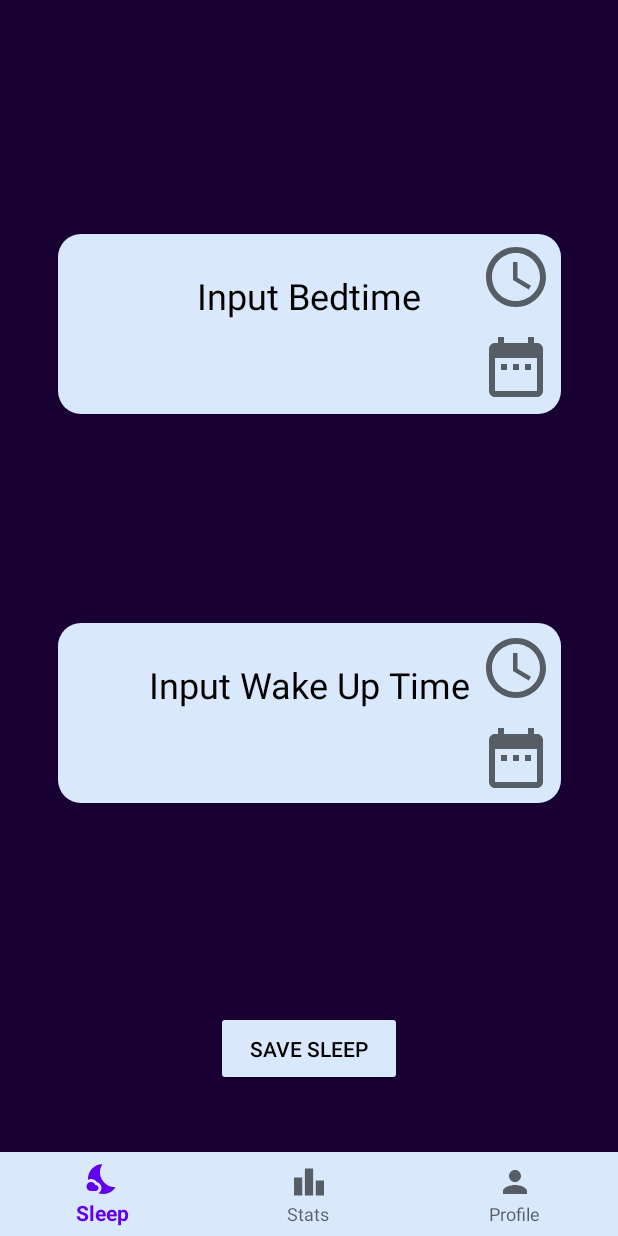
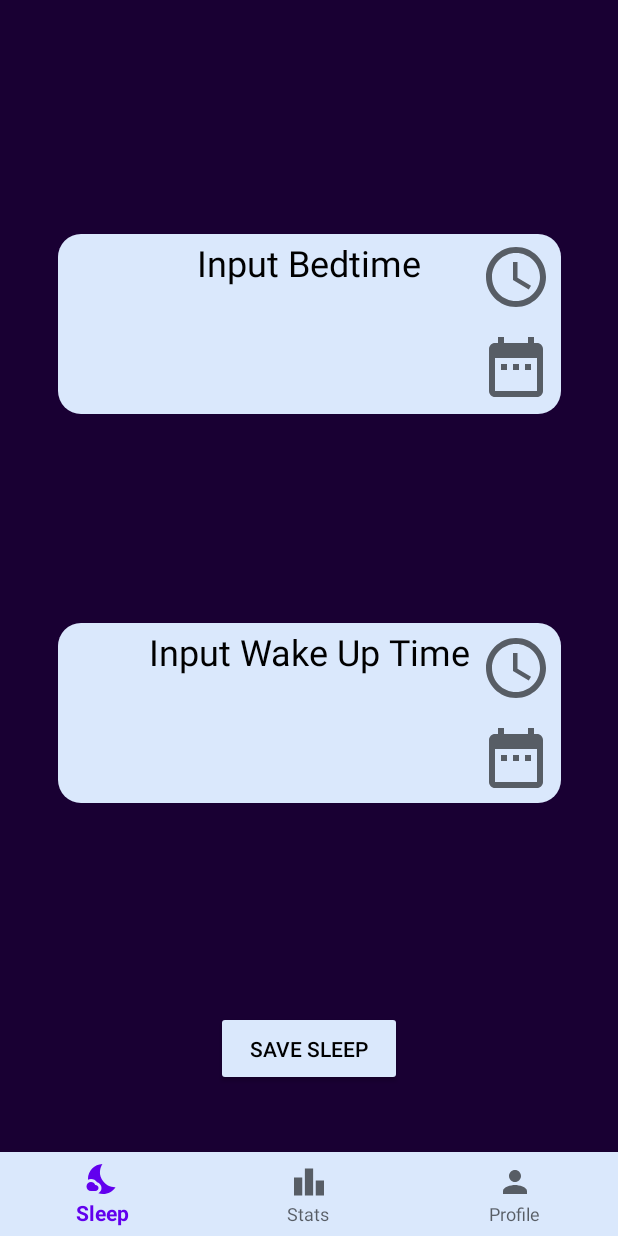
Before and after one commit to Igbooo/SleepTracker, an Android app: the SleepFragment screen opened directly, with no data from a screen before it, on a phone screen of 412 x 824 dp. Run offline under Robolectric (Android 15) with nearby library versions, the phone set to English and light mode, and no system bars; our stand-ins replace Room's generated code, navigation-ui.

Commit message:
Add saving to the input screen
The input screen now saves to the database properly and in format

Co-Authored-By: PiratekingSam <81333134+PiratekingSam@users.noreply.github.com>

```diff
--- a/app/src/main/java/com/example/sleeptracker/ui/sleep/SleepFragment.java
+++ b/app/src/main/java/com/example/sleeptracker/ui/sleep/SleepFragment.java
@@ -18,6 +18,7 @@ import androidx.lifecycle.ViewModelProviders;
 import androidx.navigation.Navigation;
 
 import com.example.sleeptracker.R;
+import com.example.sleeptracker.SleepRecord;
 
 import android.text.format.DateFormat;
 import android.widget.Toast;
@@ -26,13 +27,17 @@ import android.widget.Toast;
 import java.util.Calendar;
 import java.util.concurrent.TimeUnit;
 
+import static com.example.sleeptracker.MainActivity.sleepDatabase;
+
 public class SleepFragment extends Fragment {
     Button buttonBedtime, buttonWakeUp, buttonSave,buttonSleepDate, buttonWakeDate;
-    TextView tvBedtime, tvWakeUp, tvBedDate, tvWakeDate;
+    TextView tvBedtimeTime, tvWakeUpTime, tvBedDate, tvWakeDate;
     int bedHour, bedMinute, wakeHour, wakeMinute;
     int dYear,  dMonth,  day;
 
     private SleepViewModel homeViewModel;
+
+    private SleepRecord sleep;
 
     public void CalculateTime(int bedHour, int bedMinute, int wakeHour, int wakeMinute)
     {
@@ -50,8 +55,11 @@ public class SleepFragment extends Fragment {
                 ViewModelProviders.of(this).get(SleepViewModel.class);
         View root = inflater.inflate(R.layout.fragment_sleep, container, false);
 
-        tvBedtime = root.findViewById(R.id.bedtimeTimeText);
-        tvWakeUp = root.findViewById(R.id.wakeUpTimeText);
+        sleep = new SleepRecord();
+        tvBedtimeTime = root.findViewById(R.id.bedtimeTimeText);
+        tvWakeUpTime = root.findViewById(R.id.wakeUpTimeText);
+        tvBedDate = root.findViewById(R.id.bedtimeDateText);
+        tvWakeDate = root.findViewById(R.id.wakeUpDateText);
         buttonBedtime = root.findViewById(R.id.downArrowBedtime);
         buttonWakeUp = root.findViewById(R.id.downArrowWakeUpTime);
         buttonSave = root.findViewById(R.id.saveInputButton);
@@ -70,12 +78,12 @@ public class SleepFragment extends Fragment {
                                 bedMinute = minute;
                                 Calendar calendar = Calendar.getInstance();
                                 calendar.set(0,0,0,bedHour,bedMinute);
-                                tvBedtime.setText(DateFormat.format("hh:mm aa", calendar));
+                                tvBedtimeTime.setText(DateFormat.format("hh:mm aa", calendar));
+                                sleep.setStartTime(DateFormat.format("hh:mm", calendar).toString());
                             }
                         },12,0,false
                 );
                 timePickerDialog.updateTime(bedHour,bedMinute);
-
                 timePickerDialog.show();
             }
         });
@@ -91,7 +99,8 @@ public class SleepFragment extends Fragment {
                                 wakeMinute = minute;
                                 Calendar calendar = Calendar.getInstance();
                                 calendar.set(0,0,0,wakeHour,wakeMinute);
-                                tvWakeUp.setText(DateFormat.format("hh:mm aa", calendar));
+                                tvWakeUpTime.setText(DateFormat.format("hh:mm aa", calendar));
+                                sleep.setEndTime(DateFormat.format("hh:mm", calendar).toString());
                             }
                         },12,0,false
                 );
@@ -100,18 +109,6 @@ public class SleepFragment extends Fragment {
                 timePickerDialog.show();
             }
         });
-        buttonSave.setOnClickListener(new View.OnClickListener() {
-            @Override
-            public void onClick(View view) {
-                Navigation.findNavController(view).navigate(R.id.action_navigation_sleep_to_navigation_profile);
-                Toast toast = Toast.makeText(getContext(),
-                        "Saved!",
-                        Toast.LENGTH_LONG);
-                toast.setGravity(Gravity.BOTTOM, 0, 250);
-                toast.show();
-            }
-        });
-
         buttonSleepDate.setOnClickListener(new View.OnClickListener() {
             @Override
             public void onClick(View v) {
@@ -125,7 +122,8 @@ public class SleepFragment extends Fragment {
                                 dMonth = month;
                                 Calendar calendar = Calendar.getInstance();
                                 calendar.set(dYear, dMonth, day);
-                                tvBedtime.setText(DateFormat.format("dd:mm:yyyy", calendar));
+                                tvBedDate.setText(DateFormat.format("dd-MM-yyyy", calendar));
+                                sleep.setStartDate(DateFormat.format("dd-MM-yyyy", calendar).toString());
                             }
                         }, 2010, 1, 1
                 );
@@ -147,7 +145,8 @@ public class SleepFragment extends Fragment {
                                 dMonth = month;
                                 Calendar calendar = Calendar.getInstance();
                                 calendar.set(dYear, dMonth, day);
-                                tvWakeUp.setText(DateFormat.format("dd-mm-yyyy", calendar));
+                                tvWakeDate.setText(DateFormat.format("dd-MM-yyyy", calendar));
+                                sleep.setEndDate(DateFormat.format("dd-MM-yyyy", calendar).toString());
                             }
                         }, 2010, 1, 1
                 );
@@ -156,6 +155,20 @@ public class SleepFragment extends Fragment {
             }
         });
 
+        buttonSave.setOnClickListener(new View.OnClickListener() {
+            @Override
+            public void onClick(View view) {
+                Navigation.findNavController(view).navigate(R.id.action_navigation_sleep_to_navigation_profile);
+                sleepDatabase.sleepDAO().addRecord(sleep);
+                sleep = new SleepRecord(); //reset the sleep record
+                Toast toast = Toast.makeText(getContext(),
+                        "Saved!",
+                        Toast.LENGTH_LONG);
+                toast.setGravity(Gravity.BOTTOM, 0, 250);
+                toast.show();
+            }
+        });
+
         return root;
 
     }
--- a/app/src/main/res/layout/fragment_sleep.xml
+++ b/app/src/main/res/layout/fragment_sleep.xml
@@ -12,7 +12,7 @@
         android:layout_height="120dp"
         android:background="@drawable/rounded_corner"
         android:backgroundTint="@color/sleepBlue"
-        android:gravity="center"
+        android:gravity="center_horizontal"
         android:paddingBottom="40dp"
         android:text="@string/sleep_input_wakeup_text"
         android:textColor="@android:color/black"
@@ -29,8 +29,7 @@
         android:layout_marginTop="100dp"
         android:background="@drawable/rounded_corner"
         android:backgroundTint="@color/sleepBlue"
-        android:gravity="center"
-        android:paddingBottom="40dp"
+        android:gravity="center_horizontal"
         android:text="@string/sleep_input_bedtime_text"
         android:textColor="@android:color/black"
         android:textSize="24sp"
@@ -42,7 +41,18 @@
         android:id="@+id/bedtimeTimeText"
         android:layout_width="wrap_content"
         android:layout_height="wrap_content"
-        android:layout_marginTop="30dp"
+        android:textColor="@android:color/black"
+        android:textSize="24sp"
+        app:layout_constraintBottom_toBottomOf="@+id/inputSleepText"
+        app:layout_constraintEnd_toEndOf="@+id/inputSleepText"
+        app:layout_constraintStart_toStartOf="@+id/inputSleepText"
+        app:layout_constraintTop_toTopOf="@+id/inputSleepText" />
+
+    <TextView
+        android:id="@+id/bedtimeDateText"
+        android:layout_width="wrap_content"
+        android:layout_height="wrap_content"
+        android:layout_marginTop="80dp"
         android:textColor="@android:color/black"
         android:textSize="24sp"
         app:layout_constraintBottom_toBottomOf="@+id/inputSleepText"
@@ -54,7 +64,18 @@
         android:id="@+id/wakeUpTimeText"
         android:layout_width="wrap_content"
         android:layout_height="wrap_content"
-        android:layout_marginTop="30dp"
+        android:textColor="@android:color/black"
+        android:textSize="24sp"
+        app:layout_constraintBottom_toBottomOf="@+id/inputSleepText2"
+        app:layout_constraintEnd_toEndOf="@+id/inputSleepText2"
+        app:layout_constraintStart_toStartOf="@+id/inputSleepText2"
+        app:layout_constraintTop_toTopOf="@+id/inputSleepText2" />
+
+    <TextView
+        android:id="@+id/wakeUpDateText"
+        android:layout_width="wrap_content"
+        android:layout_height="wrap_content"
+        android:layout_marginTop="80dp"
         android:textColor="@android:color/black"
         android:textSize="24sp"
         app:layout_constraintBottom_toBottomOf="@+id/inputSleepText2"
```
